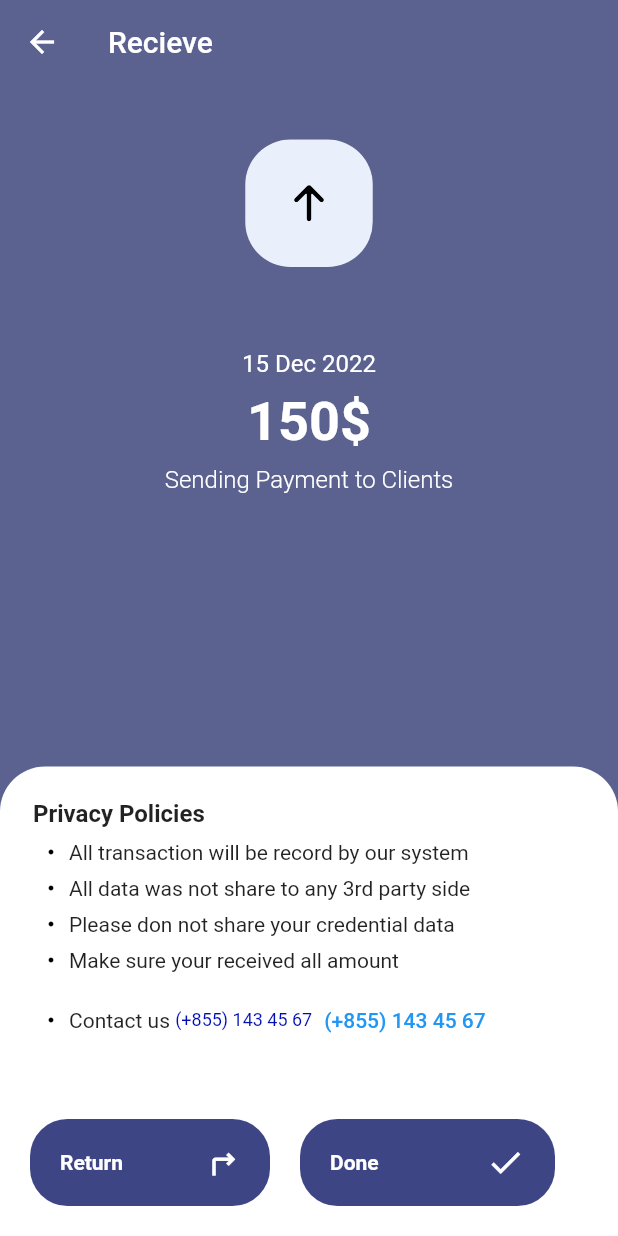
After one commit to emdiya/Finance_Mobile_Application_UI, a Flutter app: the TransactionDetail screen opened directly with sample values from the repository, on a phone screen of 412 x 824 dp. The commit adds this screen. Run offline on Flutter 3.47's test engine with Material 2 defaults, Android fonts, the phone set to English and light mode, and no system bars; our stand-ins replace animated_splash_screen, flutter_svg, freezed_annotation, image_picker, loading_animation_widget, lottie; missing offline and left inert: animated_snack_bar, flutter_phone_direct_caller; network calls fail.

Commit message:
Update Screen Detail

```diff
--- a/lib/screens/home_screen.dart
+++ b/lib/screens/home_screen.dart
@@ -4,7 +4,9 @@ import 'package:flutter/material.dart';
 import 'package:flutter_svg/svg.dart';
 import 'package:profile_ui/data/profile_info.dart';
 import 'package:profile_ui/data/transaction_data.dart';
+import 'package:profile_ui/models/transaction_model/transaction_model.dart';
 import 'package:profile_ui/screens/recent_transaction.dart';
+import 'package:profile_ui/screens/transaction_detail.dart';
 import 'package:profile_ui/widget/custom_amount_label.dart';
 import 'package:profile_ui/widget/custom_profile.dart';
 import 'package:profile_ui/widget/transaction_items.dart';
@@ -21,6 +23,8 @@ class HomeScreen extends StatefulWidget {
 }
 
 class _HomeScreenState extends State<HomeScreen> {
+  TransactionModel transactionModel = TransactionModel();
+
   var selectItem = '';
 
   @override
@@ -206,14 +210,110 @@ class _HomeScreenState extends State<HomeScreen> {
             ),
             Expanded(
               child: ListView.builder(
+                shrinkWrap: true,
                 scrollDirection: Axis.vertical,
                 controller: controller,
                 // reverse: true,/
                 padding: EdgeInsets.zero,
                 itemCount: transactionDataList.length,
-                itemBuilder: ((_, index) => TransactionItems(
-                      transaction: transactionDataList[index],
+                itemBuilder: ((_, index) => GestureDetector(
+                      onTap: () {
+                        debugPrint(
+                            '-------------- Transaction Detail is working...! ');
+
+                        if (transactionDataList[index].title?.toLowerCase() ==
+                            'receive') {
+                          debugPrint("-------- Receive -");
+                          Navigator.of(context).push(
+                            MaterialPageRoute(builder: (BuildContext context) {
+                              return TransactionDetail(
+                                transaction: transactionDataList[index],
+                              );
+                            }),
+                          );
+                        } else {
+                          debugPrint('------- no feature -');
+                          showModalBottomSheet(
+                            backgroundColor: Colors.transparent,
+                            context: context,
+                            builder: (BuildContext context) {
+                              return Container(
+                                height: 400,
+                                decoration: BoxDecoration(
+                                  borderRadius: BorderRadius.circular(36),
+                                  color: Colors.white,
+                                ),
+                                padding: const EdgeInsets.all(20),
+                                child: Column(
+                                  children: [
+                                    Container(
+                                      height: 4,
+                                      width: 30,
+                                      decoration: BoxDecoration(
+                                        color: const Color(0xff595959),
+                                        borderRadius: BorderRadius.circular(20),
+                                      ),
+                                    ),
+                                    const SizedBox(
+                                      height: 48,
+                                    ),
+                                    SvgPicture.asset(
+                                      'assets/svg/logo_oop.svg',
+                                      height: 198.68,
+                                      width: 323,
+                                    ),
+                                    const SizedBox(
+                                      height: 36,
+                                    ),
+                                    const Text(
+                                      'Oops !',
+                                      style: TextStyle(
+                                        color: Colors.black,
+                                        fontSize: 30,
+                                        fontWeight: FontWeight.bold,
+                                      ),
+                                    ),
+                                    const SizedBox(
+                                      height: 5,
+                                    ),
+                                    const Text(
+                                      'This Feature Under Maintainace',
+                                      style: TextStyle(
+                                        color: Colors.black,
+                                        fontSize: 18,
+                                      ),
+                                    ),
+                                  ],
+                                ),
+                              );
+                            },
+                          );
+                        }
+                      },
+                      child: TransactionItems(
+                        transaction: transactionDataList[index],
+                      ),
                     )),
+
+                // Detail Screen All
+                // itemBuilder: (context, index) {
+                //   var currentItems = transactionDataList[index];
+                //   return GestureDetector(
+                //     onTap: () {
+                //       Navigator.push(
+                //         context,
+                //         MaterialPageRoute(
+                //           builder: (context) => TransactionDetail(
+                //             transactionModel: currentItems,
+                //           ),
+                //         ),
+                //       );
+                //     },
+                //     child: TransactionItems(
+                //       transaction: transactionDataList[index],
+                //     ),
+                //   );
+                // },
               ),
             ),
             Padding(
--- /dev/null
+++ b/lib/screens/transaction_detail.dart
@@ -0,0 +1,343 @@
+// ignore_for_file: public_member_api_docs, sort_constructors_first
+
+import 'package:flutter/material.dart';
+import 'package:flutter_phone_direct_caller/flutter_phone_direct_caller.dart';
+import 'package:flutter_svg/flutter_svg.dart';
+
+import 'package:profile_ui/models/transaction_model/transaction_model.dart';
+import 'package:profile_ui/screens/submit_screen.dart';
+
+class TransactionDetail extends StatefulWidget {
+  final TransactionModel transaction;
+  final TransactionModel? transactionModel;
+  const TransactionDetail({
+    Key? key,
+    required this.transaction,
+    this.transactionModel,
+  }) : super(key: key);
+
+  @override
+  State<TransactionDetail> createState() => _TransactionDetailState();
+}
+
+class _TransactionDetailState extends State<TransactionDetail> {
+  @override
+  Widget build(BuildContext context) {
+    return Scaffold(
+      backgroundColor: const Color(0xff5B628F),
+      appBar: AppBar(
+        title: const Text('Recieve'),
+        backgroundColor: Colors.transparent,
+        elevation: 0,
+        foregroundColor: Colors.white,
+      ),
+      body: Column(
+        children: [
+          Expanded(
+            child: Column(
+              mainAxisAlignment: MainAxisAlignment.center,
+              children: [
+                Center(
+                  child: Container(
+                    height: 85,
+                    width: 85,
+                    decoration: BoxDecoration(
+                        borderRadius: BorderRadius.circular(30),
+                        color: const Color(0xffe9f0fb),
+                        boxShadow: [
+                          BoxShadow(
+                              blurRadius: 0,
+                              color: Colors.black.withOpacity(0.2),
+                              offset: const Offset(0, 0))
+                        ]),
+                    alignment: Alignment.center,
+                    child: Center(
+                      child: SvgPicture.asset(
+                        'assets/icons/${widget.transaction.logo}.svg',
+                        fit: BoxFit.cover,
+                        height: 24,
+                        color: Colors.black,
+                      ),
+                    ),
+                  ),
+                ),
+                const SizedBox(
+                  height: 55,
+                ),
+                const Text(
+                  '15 Dec 2022',
+                  style: TextStyle(
+                    color: Colors.white,
+                    fontSize: 16,
+                  ),
+                ),
+                const SizedBox(
+                  height: 8,
+                ),
+                Text(
+                  "${widget.transaction.value?.round()}\$",
+                  style: const TextStyle(
+                      color: Colors.white,
+                      fontSize: 36,
+                      fontWeight: FontWeight.bold),
+                ),
+                const SizedBox(
+                  height: 8,
+                ),
+                Text(
+                  "${widget.transaction.description}",
+                  style: const TextStyle(
+                      color: Colors.white,
+                      fontSize: 16,
+                      fontWeight: FontWeight.w300),
+                ),
+                const SizedBox(
+                  height: 145,
+                ),
+              ],
+            ),
+          ),
+          Container(
+            decoration: const BoxDecoration(
+              borderRadius: BorderRadius.only(
+                topLeft: Radius.circular(30),
+                topRight: Radius.circular(30),
+              ),
+              color: Colors.white,
+            ),
+            child: Column(
+              children: [
+                Padding(
+                  padding: const EdgeInsets.all(22.0),
+                  child: Column(
+                    crossAxisAlignment: CrossAxisAlignment.start,
+                    children: [
+                      const Text(
+                        'Privacy Policies',
+                        style: TextStyle(
+                          fontSize: 16,
+                          fontWeight: FontWeight.bold,
+                        ),
+                      ),
+                      const SizedBox(
+                        height: 8,
+                      ),
+                      Padding(
+                        padding: const EdgeInsets.only(left: 10, right: 10),
+                        child: Column(
+                          children: [
+                            Row(
+                              children: const [
+                                Icon(
+                                  Icons.circle,
+                                  size: 4,
+                                  color: Colors.black,
+                                ),
+                                SizedBox(width: 10),
+                                Text(
+                                  "All transaction will be record by our system",
+                                  style: TextStyle(
+                                    fontSize: 14,
+                                  ),
+                                ),
+                              ],
+                            ),
+                            const SizedBox(
+                              height: 8,
+                            ),
+                            Row(
+                              children: const [
+                                Icon(
+                                  Icons.circle,
+                                  size: 4,
+                                  color: Colors.black,
+                                ),
+                                SizedBox(width: 10),
+                                Text(
+                                  "All data was not share to any 3rd party side",
+                                  style: TextStyle(
+                                    fontSize: 14,
+                                  ),
+                                ),
+                              ],
+                            ),
+                            const SizedBox(
+                              height: 8,
+                            ),
+                            Row(
+                              children: const [
+                                Icon(
+                                  Icons.circle,
+                                  size: 4,
+                                  color: Colors.black,
+                                ),
+                                SizedBox(width: 10),
+                                Text(
+                                  "Please don not share your credential data",
+                                  style: TextStyle(
+                                    fontSize: 14,
+                                  ),
+                                ),
+                              ],
+                            ),
+                            const SizedBox(
+                              height: 8,
+                            ),
+                            Row(
+                              children: const [
+                                Icon(
+                                  Icons.circle,
+                                  size: 4,
+                                  color: Colors.black,
+                                ),
+                                SizedBox(width: 10),
+                                Text(
+                                  "Make sure your received all amount",
+                                  style: TextStyle(
+                                    fontSize: 14,
+                                  ),
+                                ),
+                              ],
+                            ),
+                            const SizedBox(
+                              height: 8,
+                            ),
+                            Row(
+                              children: [
+                                const Icon(
+                                  Icons.circle,
+                                  size: 4,
+                                  color: Colors.black,
+                                ),
+                                const SizedBox(width: 10),
+                                Row(
+                                  children: [
+                                    const Text(
+                                      "Contact us ",
+                                      style: TextStyle(
+                                        fontSize: 14,
+                                      ),
+                                    ),
+                                    const Text(
+                                      "(+855) 143 45 67",
+                                      style: TextStyle(
+                                        color: Color(0xFF000EB4),
+                                        fontSize: 12,
+                                      ),
+                                    ),
+                                    TextButton(
+                                      onPressed: () {
+                                        FlutterPhoneDirectCaller.callNumber(
+                                            '(+855) 143 45 67');
+                                      },
+                                      child: const Text('(+855) 143 45 67'),
+                                    )
+                                  ],
+                                ),
+                              ],
+                            ),
+                          ],
+                        ),
+                      ),
+                    ],
+                  ),
+                ),
+                const SizedBox(
+                  height: 20,
+                ),
+                Padding(
+                  padding:
+                      const EdgeInsets.only(left: 20, right: 20, bottom: 20),
+                  child: Row(
+                    // mainAxisAlignment: MainAxisAlignment.spaceBetween,
+                    children: [
+                      GestureDetector(
+                        onTap: () {
+                          debugPrint("------------- ReTurn is Working...! -");
+                          Navigator.push(
+                            context,
+                            MaterialPageRoute(
+                              builder: (BuildContext context) =>
+                                  const SubmitScreen(),
+                            ),
+                          );
+                        },
+                        child: Container(
+                          height: 58,
+                          width: 160,
+                          decoration: BoxDecoration(
+                            color: const Color(0xFF3E4584),
+                            borderRadius: BorderRadius.circular(25),
+                          ),
+                          child: Padding(
+                            padding: const EdgeInsets.only(left: 20, right: 20),
+                            child: Row(
+                              mainAxisAlignment: MainAxisAlignment.spaceBetween,
+                              children: const [
+                                Text(
+                                  'Return',
+                                  style: TextStyle(
+                                    color: Colors.white,
+                                    fontSize: 14,
+                                    fontWeight: FontWeight.bold,
+                                  ),
+                                ),
+                                Icon(
+                                  Icons.turn_right,
+                                  color: Colors.white,
+                                  size: 26,
+                                ),
+                              ],
+                            ),
+                          ),
+                        ),
+                      ),
+                      const SizedBox(
+                        width: 20,
+                      ),
+                      GestureDetector(
+                        onTap: () {
+                          debugPrint("------------- Done is Working...! -");
+                          Navigator.pop(context);
+                        },
+                        child: Container(
+                          height: 58,
+                          width: 170,
+                          decoration: BoxDecoration(
+                            color: const Color(0xFF3E4584),
+                            borderRadius: BorderRadius.circular(25),
+                          ),
+                          child: Padding(
+                            padding: const EdgeInsets.only(left: 20, right: 20),
+                            child: Row(
+                              mainAxisAlignment: MainAxisAlignment.spaceBetween,
+                              children: const [
+                                Text(
+                                  'Done',
+                                  style: TextStyle(
+                                    color: Colors.white,
+                                    fontSize: 14,
+                                    fontWeight: FontWeight.bold,
+                                  ),
+                                ),
+                                Icon(
+                                  Icons.done,
+                                  color: Colors.white,
+                                  size: 26,
+                                ),
+                              ],
+                            ),
+                          ),
+                        ),
+                      )
+                    ],
+                  ),
+                ),
+              ],
+            ),
+          )
+        ],
+      ),
+    );
+  }
+}
--- a/pubspec.yaml
+++ b/pubspec.yaml
@@ -47,6 +47,8 @@ dependencies:
   freezed_annotation: ^2.2.0
   json_annotation: ^4.7.0
   shared_preferences: ^0.5.5
+  flutter_phone_direct_caller: ^2.1.1
+  url_launcher: ^5.2.7
 
 dev_dependencies:
   flutter_test:
```
Also changed, not shown: assets/svg/logo_oop.svg (added), pubspec.lock, 1 other file.
